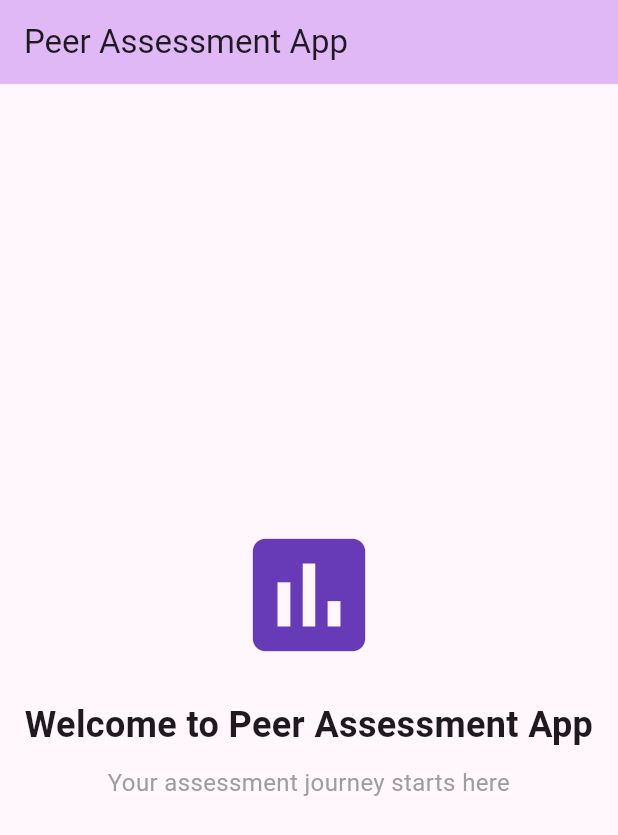
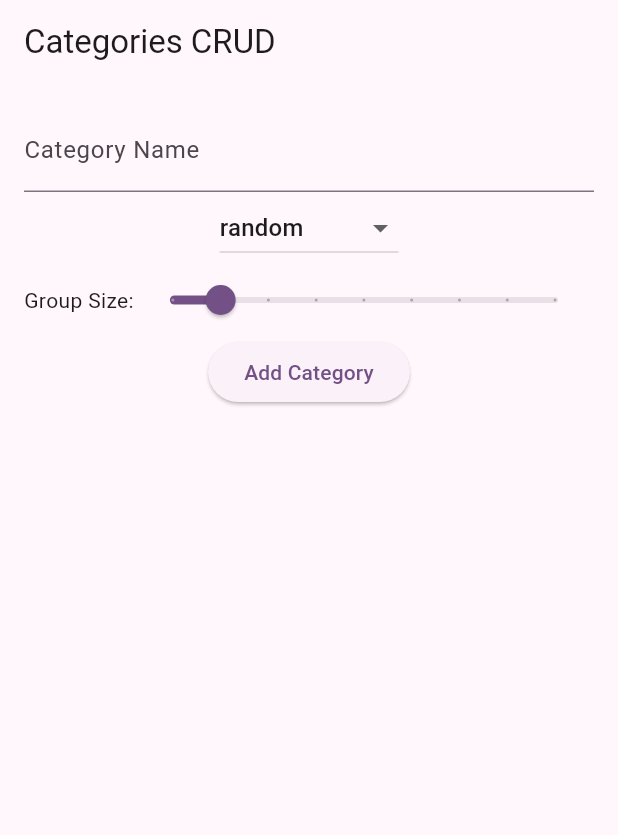
Before and after one commit to lellerena/peer_assessment_app___mobile___flutter, a Flutter app: the screen it shows after launch, on a phone screen of 412 x 824 dp. Shown: the top 835 px of the screen. Run offline on Flutter 3.47's test engine with Material 3 defaults, Android fonts, the phone set to English and light mode, and no system bars.

Commit message:
Implement category management feature: add Category entity, repository, use cases, and CRUD screen

```diff
--- /dev/null
+++ b/lib/core/contracts/category_repository.dart
@@ -0,0 +1,9 @@
+import '../entities/category.dart';
+
+abstract class CategoryRepository {
+  List<Category> getAll();
+  Category? getById(String id);
+  void create(Category category);
+  void update(Category category);
+  void delete(String id);
+}
--- /dev/null
+++ b/lib/core/entities/category.dart
@@ -0,0 +1,15 @@
+enum GroupingMethod { random, selfAssigned, manual }
+
+class Category {
+  final String id;
+  String name;
+  GroupingMethod groupingMethod;
+  int groupSize;
+
+  Category({
+    required this.id,
+    required this.name,
+    required this.groupingMethod,
+    required this.groupSize,
+  });
+}
--- /dev/null
+++ b/lib/core/services/in_memory_category_repository.dart
@@ -0,0 +1,36 @@
+import '../entities/category.dart';
+import '../contracts/category_repository.dart';
+
+class InMemoryCategoryRepository implements CategoryRepository {
+  final List<Category> _categories = [];
+
+  @override
+  List<Category> getAll() => List.unmodifiable(_categories);
+
+  @override
+    Category? getById(String id) {
+      try {
+        return _categories.firstWhere((c) => c.id == id);
+      } catch (e) {
+        return null;
+      }
+    }
+
+  @override
+  void create(Category category) {
+    _categories.add(category);
+  }
+
+  @override
+  void update(Category category) {
+    final index = _categories.indexWhere((c) => c.id == category.id);
+    if (index != -1) {
+      _categories[index] = category;
+    }
+  }
+
+  @override
+  void delete(String id) {
+    _categories.removeWhere((c) => c.id == id);
+  }
+}
--- /dev/null
+++ b/lib/core/usecases/category_usecases.dart
@@ -0,0 +1,37 @@
+import '../entities/category.dart';
+import '../contracts/category_repository.dart';
+
+class GetCategories {
+  final CategoryRepository repository;
+  GetCategories(this.repository);
+
+  List<Category> call() => repository.getAll();
+}
+
+class GetCategoryById {
+  final CategoryRepository repository;
+  GetCategoryById(this.repository);
+
+  Category? call(String id) => repository.getById(id);
+}
+
+class CreateCategory {
+  final CategoryRepository repository;
+  CreateCategory(this.repository);
+
+  void call(Category category) => repository.create(category);
+}
+
+class UpdateCategory {
+  final CategoryRepository repository;
+  UpdateCategory(this.repository);
+
+  void call(Category category) => repository.update(category);
+}
+
+class DeleteCategory {
+  final CategoryRepository repository;
+  DeleteCategory(this.repository);
+
+  void call(String id) => repository.delete(id);
+}
--- /dev/null
+++ b/lib/features/categories/category_crud_screen.dart
@@ -0,0 +1,141 @@
+import 'package:flutter/material.dart';
+import '../../core/entities/category.dart';
+import '../../core/services/in_memory_category_repository.dart';
+import '../../core/usecases/category_usecases.dart';
+import 'dart:math';
+
+class CategoryCrudScreen extends StatefulWidget {
+  const CategoryCrudScreen({Key? key}) : super(key: key);
+
+  @override
+  State<CategoryCrudScreen> createState() => _CategoryCrudScreenState();
+}
+
+class _CategoryCrudScreenState extends State<CategoryCrudScreen> {
+  final repo = InMemoryCategoryRepository();
+  late final createCategory = CreateCategory(repo);
+  late final getCategories = GetCategories(repo);
+  late final updateCategory = UpdateCategory(repo);
+  late final deleteCategory = DeleteCategory(repo);
+
+  final nameController = TextEditingController();
+  GroupingMethod groupingMethod = GroupingMethod.random;
+  int groupSize = 3;
+
+  String? editingId;
+
+  void _addOrUpdateCategory() {
+    if (nameController.text.isEmpty) return;
+    if (editingId == null) {
+      final newCategory = Category(
+        id: Random().nextInt(100000).toString(),
+        name: nameController.text,
+        groupingMethod: groupingMethod,
+        groupSize: groupSize,
+      );
+      createCategory(newCategory);
+    } else {
+      final category = repo.getById(editingId!);
+      if (category != null) {
+        category.name = nameController.text;
+        category.groupingMethod = groupingMethod;
+        category.groupSize = groupSize;
+        updateCategory(category);
+      }
+      editingId = null;
+    }
+    nameController.clear();
+    setState(() {});
+  }
+
+  void _editCategory(Category category) {
+    nameController.text = category.name;
+    groupingMethod = category.groupingMethod;
+    groupSize = category.groupSize;
+    editingId = category.id;
+    setState(() {});
+  }
+
+  void _deleteCategory(String id) {
+    deleteCategory(id);
+    setState(() {});
+  }
+
+  @override
+  Widget build(BuildContext context) {
+    final categories = getCategories();
+    return Scaffold(
+      appBar: AppBar(title: const Text('Categories CRUD')),
+      body: Padding(
+        padding: const EdgeInsets.all(16.0),
+        child: Column(
+          children: [
+            TextField(
+              controller: nameController,
+              decoration: const InputDecoration(labelText: 'Category Name'),
+            ),
+            DropdownButton<GroupingMethod>(
+              value: groupingMethod,
+              items: GroupingMethod.values.map((method) {
+                return DropdownMenuItem(
+                  value: method,
+                  child: Text(method.toString().split('.').last),
+                );
+              }).toList(),
+              onChanged: (val) {
+                if (val != null) setState(() => groupingMethod = val);
+              },
+            ),
+            Row(
+              children: [
+                const Text('Group Size:'),
+                Expanded(
+                  child: Slider(
+                    value: groupSize.toDouble(),
+                    min: 2,
+                    max: 10,
+                    divisions: 8,
+                    label: groupSize.toString(),
+                    onChanged: (val) {
+                      setState(() => groupSize = val.round());
+                    },
+                  ),
+                ),
+              ],
+            ),
+            ElevatedButton(
+              onPressed: _addOrUpdateCategory,
+              child: Text(editingId == null ? 'Add Category' : 'Update Category'),
+            ),
+            const SizedBox(height: 20),
+            Expanded(
+              child: ListView.builder(
+                itemCount: categories.length,
+                itemBuilder: (context, index) {
+                  final category = categories[index];
+                  return ListTile(
+                    title: Text(category.name),
+                    subtitle: Text('Method: ${category.groupingMethod.toString().split('.').last}, Size: ${category.groupSize}'),
+                    trailing: Row(
+                      mainAxisSize: MainAxisSize.min,
+                      children: [
+                        IconButton(
+                          icon: const Icon(Icons.edit),
+                          onPressed: () => _editCategory(category),
+                        ),
+                        IconButton(
+                          icon: const Icon(Icons.delete),
+                          onPressed: () => _deleteCategory(category.id),
+                        ),
+                      ],
+                    ),
+                  );
+                },
+              ),
+            ),
+          ],
+        ),
+      ),
+    );
+  }
+}
--- a/lib/main.dart
+++ b/lib/main.dart
@@ -1,5 +1,6 @@
 import 'package:flutter/material.dart';
 import 'features/splash/screens/splash_screen.dart';
+import 'features/categories/category_crud_screen.dart';
 
 void main() {
   runApp(const MyApp());
@@ -20,7 +21,7 @@
         ),
         useMaterial3: true,
       ),
-      home: const SplashScreen(),
+      home: const CategoryCrudScreen(),
     );
   }
 }
```
